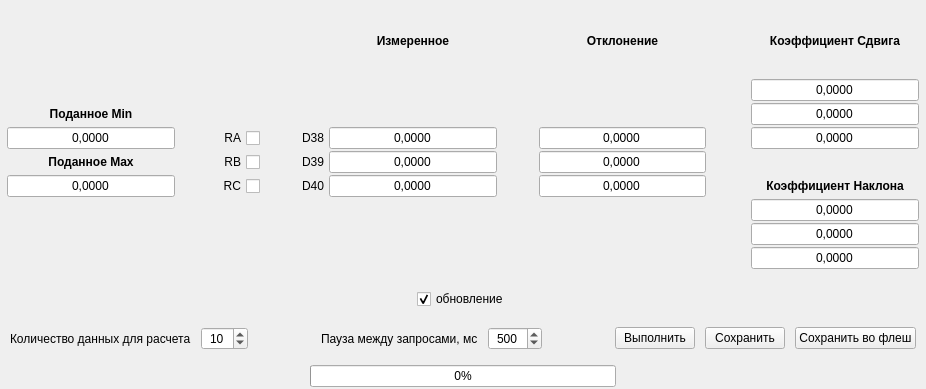
vlarry/configurator, file classes/calibrationwidget/calibrationwidgetbruresistance.ui: the form before one commit.
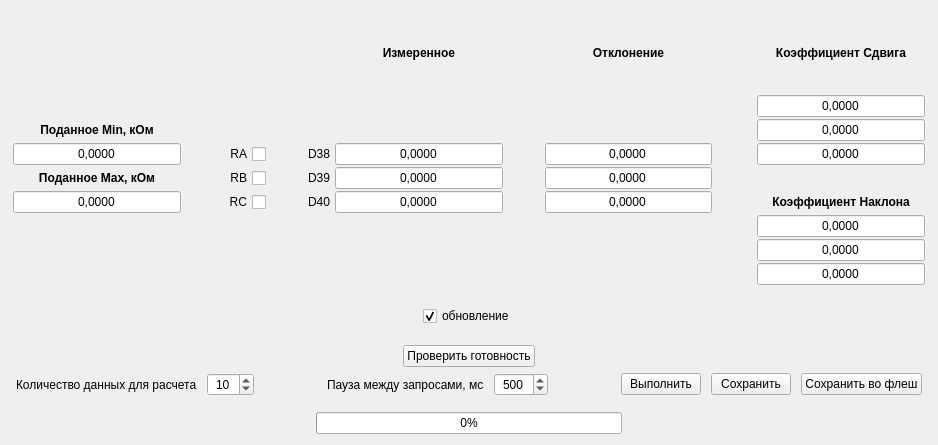
The form after the commit. Custom widgets are drawn as their Qt base class.

Patch:
```diff
--- a/classes/calibrationwidget/calibrationwidgetbruresistance.ui
+++ b/classes/calibrationwidget/calibrationwidgetbruresistance.ui
@@ -6,33 +6,18 @@
    <rect>
     <x>0</x>
     <y>0</y>
-    <width>926</width>
-    <height>389</height>
+    <width>938</width>
+    <height>445</height>
    </rect>
   </property>
   <property name="windowTitle">
    <string>Form</string>
   </property>
   <layout class="QVBoxLayout" name="verticalLayout">
-   <property name="spacing">
-    <number>5</number>
-   </property>
-   <property name="leftMargin">
-    <number>5</number>
-   </property>
-   <property name="topMargin">
-    <number>2</number>
-   </property>
-   <property name="rightMargin">
-    <number>5</number>
-   </property>
-   <property name="bottomMargin">
-    <number>2</number>
-   </property>
    <item>
     <layout class="QVBoxLayout" name="verticalLayoutCentral">
      <item>
-      <layout class="QGridLayout" name="gridLayoutTable" rowstretch="0,0,0,0,0,0,0,0,0,0">
+      <layout class="QGridLayout" name="gridLayoutTable" rowstretch="0,0,0,0,0,0,0,0,0">
        <property name="leftMargin">
         <number>2</number>
        </property>
@@ -582,7 +567,7 @@
           </font>
          </property>
          <property name="text">
-          <string>Поданное Min</string>
+          <string>Поданное Min, кОм</string>
          </property>
          <property name="scaledContents">
           <bool>true</bool>
@@ -601,7 +586,7 @@
           </font>
          </property>
          <property name="text">
-          <string>Поданное Max</string>
+          <string>Поданное Max, кОм</string>
          </property>
          <property name="scaledContents">
           <bool>true</bool>
@@ -704,6 +689,43 @@
        </property>
       </spacer>
      </item>
+     <item>
+      <layout class="QHBoxLayout" name="horizontalLayout_4">
+       <item>
+        <spacer name="horizontalSpacer_7">
+         <property name="orientation">
+          <enum>Qt::Horizontal</enum>
+         </property>
+         <property name="sizeHint" stdset="0">
+          <size>
+           <width>40</width>
+           <height>20</height>
+          </size>
+         </property>
+        </spacer>
+       </item>
+       <item>
+        <widget class="QPushButton" name="pushButtonIsReady">
+         <property name="text">
+          <string>Проверить готовность</string>
+         </property>
+        </widget>
+       </item>
+       <item>
+        <spacer name="horizontalSpacer_8">
+         <property name="orientation">
+          <enum>Qt::Horizontal</enum>
+         </property>
+         <property name="sizeHint" stdset="0">
+          <size>
+           <width>40</width>
+           <height>20</height>
+          </size>
+         </property>
+        </spacer>
+       </item>
+      </layout>
+     </item>
      <item>
       <layout class="QHBoxLayout" name="horizontalLayout">
        <property name="spacing">
```
